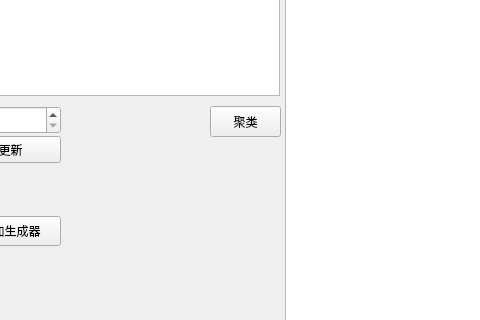
This is Qt_GUI/layout.ui in XuHg-zjcn/time-manager as Qt 5 draws it before an edit; both pictures show x 470 to 950 and y 204 to 524 of the 1417 by 633 pixel window. The edited form follows.
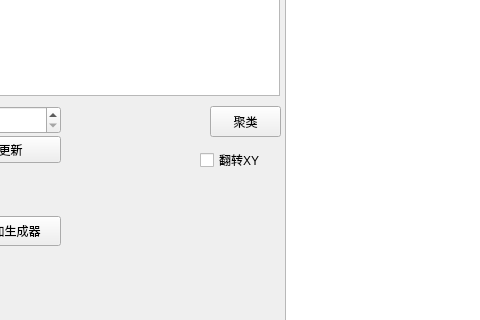
This is the edited form. Custom widgets are drawn as their Qt base class.

Commit message: feat: put swap xy check box on main window

The edit to the form file:
```diff
--- a/Qt_GUI/layout.ui
+++ b/Qt_GUI/layout.ui
@@ -258,6 +258,19 @@
      <string>聚类</string>
     </property>
    </widget>
+   <widget class="QCheckBox" name="swap_xy">
+    <property name="geometry">
+     <rect>
+      <x>670</x>
+      <y>350</y>
+      <width>81</width>
+      <height>28</height>
+     </rect>
+    </property>
+    <property name="text">
+     <string>翻转XY</string>
+    </property>
+   </widget>
   </widget>
   <widget class="QMenuBar" name="menubar">
    <property name="geometry">
```
The commit also changes 3 other files.
